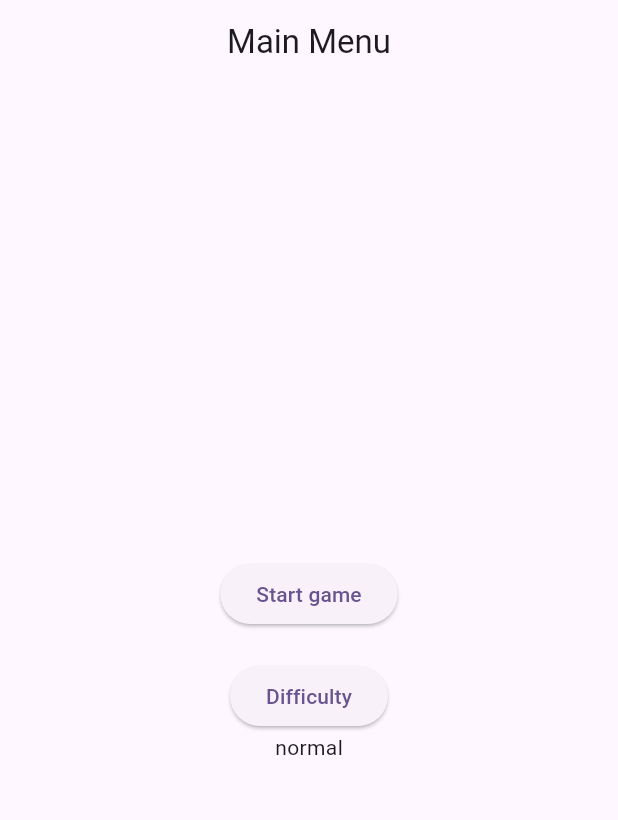
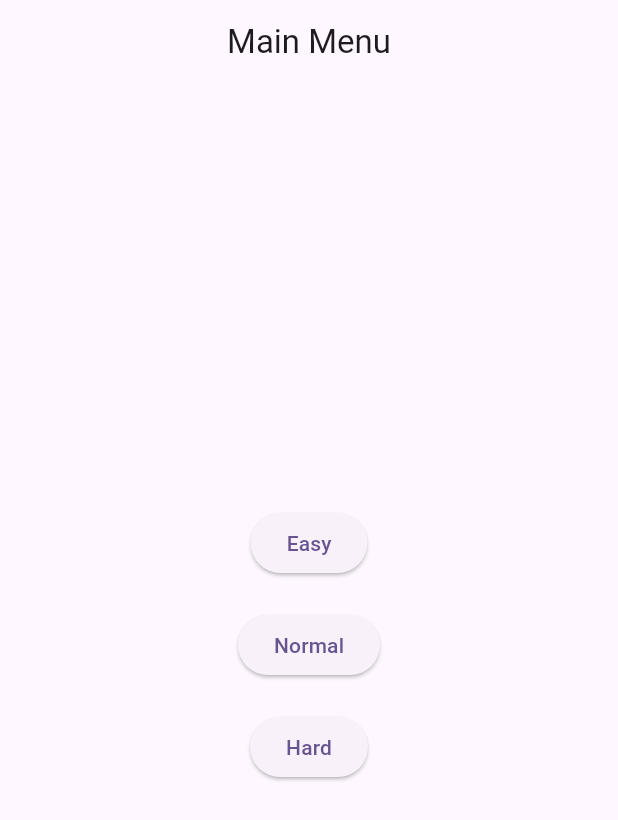
Before and after one commit to m-ladis/maze_app, a Flutter app: the screen it shows after launch, on a phone screen of 412 x 824 dp. Shown: the top 820 px of the screen. Run offline on Flutter 3.47's test engine with Material 3 defaults, Android fonts, the phone set to English and light mode, and no system bars; our stand-ins replace equatable.

Commit message:
new menu design by milka

```diff
--- a/lib/main_menu.dart
+++ b/lib/main_menu.dart
@@ -1,8 +1,10 @@
 import 'package:flutter/material.dart';
+import 'package:maze_app/model/difficulty.dart';
 import 'main.dart';
-import 'model/difficulty.dart';
 
 class MainMenu extends StatefulWidget {
+  const MainMenu({super.key});
+
   @override
   _MainMenuState createState() => _MainMenuState();
 }
@@ -36,24 +38,46 @@ class _MainMenuState extends State<MainMenu> {
                     MaterialPageRoute(
                         builder: (context) => MyHomePage(
                             title: 'Maze App',
-                            mazeColumns: getCellsForDifficulty(setDifficulty).a,
-                            mazeRows: getCellsForDifficulty(setDifficulty).b)));
+                            mazeColumns:
+                                getCellsForDifficulty(Difficulty.easy).a,
+                            mazeRows:
+                                getCellsForDifficulty(Difficulty.easy).b)));
               },
-              child: Text('Start game'),
+              child: Text('Easy'),
+            ),
+            SizedBox(height: 20),
+            ElevatedButton(
+              onPressed: () {
+                // Action for Button 1
+                Navigator.push(
+                    context,
+                    MaterialPageRoute(
+                        builder: (context) => MyHomePage(
+                            title: 'Maze App',
+                            mazeColumns:
+                                getCellsForDifficulty(Difficulty.normal).a,
+                            mazeRows:
+                                getCellsForDifficulty(Difficulty.normal).b)));
+              },
+              child: Text('Normal'),
+            ),
+            SizedBox(height: 20),
+            ElevatedButton(
+              onPressed: () {
+                // Action for Button 1
+                Navigator.push(
+                    context,
+                    MaterialPageRoute(
+                        builder: (context) => MyHomePage(
+                            title: 'Maze App',
+                            mazeColumns:
+                                getCellsForDifficulty(Difficulty.hard).a,
+                            mazeRows:
+                                getCellsForDifficulty(Difficulty.hard).b)));
+              },
+              child: Text('Hard'),
             ),
             SizedBox(height: 20), // Adds spacing between the buttons
-            Column(
-              children: [
-                ElevatedButton(
-                  onPressed: () {
-                    // Action for Button 2
-                    switchState();
-                  },
-                  child: Text('Difficulty'),
-                ),
-                Text(setDifficulty.name),
-              ],
-            )
           ],
         ),
       ),
```
